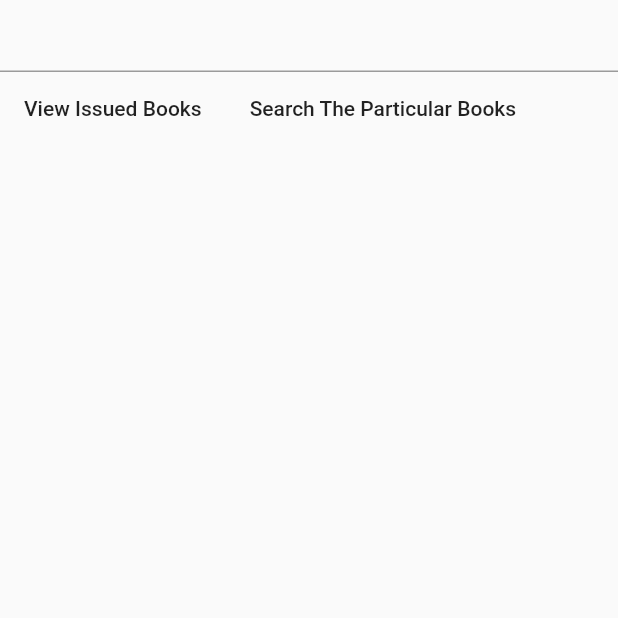
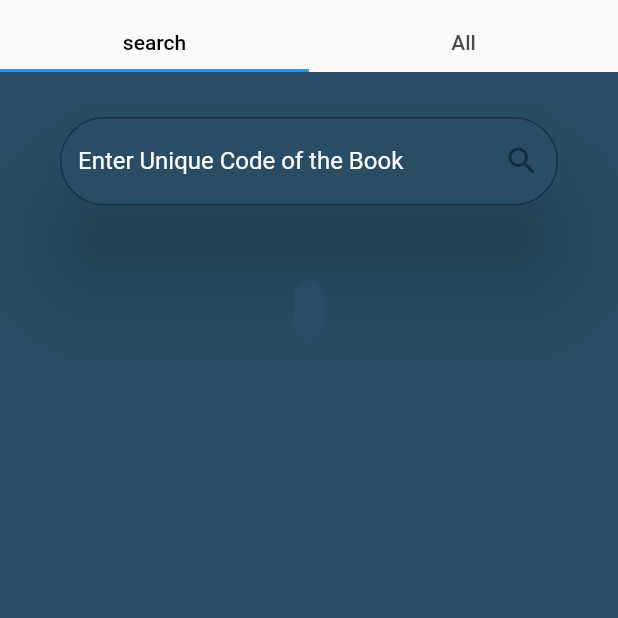
Before and after one commit to Im-gkira/library_management_system, a Flutter app: the IssuedBooks screen opened by its route, on a phone screen of 412 x 824 dp, the top half of it. Run offline on Flutter 3.47's test engine with Material 2 defaults, Android fonts, the phone set to English and light mode, and no system bars; our stand-ins replace auto_size_text, bottom_navy_bar, cloud_firestore, firebase_auth, firebase_core, google_fonts; missing offline and left inert: drawing_animation; accounts and stored records are empty; Roboto replaces fonts that are missing (Poppins).

Commit message:
TabBar and issued book screen(search screen only)

```diff
--- a/lib/Screens/issued_books_screen.dart
+++ b/lib/Screens/issued_books_screen.dart
@@ -1,6 +1,8 @@
 import 'package:flutter/material.dart';
 import 'package:cloud_firestore/cloud_firestore.dart';
+import 'package:google_fonts/google_fonts.dart';
 import 'package:library_management_system/components/issued_book_widget.dart';
+import 'package:flutter/services.dart';
 
 // This Class removes the books that are returned.
 class IssuedBooks extends StatefulWidget {
@@ -10,7 +12,6 @@ class IssuedBooks extends StatefulWidget {
 }
 
 class _IssuedBooksState extends State<IssuedBooks> {
-
   // _firestore is the Firebase Firestore instance.
   // issuedBookWidgetList stores the widget for each issued book dsiplayed.
   // enteredCode is the unique code of the book to be returned.
@@ -23,12 +24,18 @@ class _IssuedBooksState extends State<IssuedBooks> {
   // The list is emptied in the beginning.
   // The data is sorted in accordance to the due date to show the whose date is near on the top.
   void viewIssuedBooks() async {
-    var bookData = await _firestore.collection('issued books').orderBy('Due Date').get();
+    var bookData =
+        await _firestore.collection('issued books').orderBy('Due Date').get();
     setState(() {
       issuedBookWidgetList = [];
-      for(var apps in bookData.docs){
+      for (var apps in bookData.docs) {
         var issuedBookContent = apps.data();
-        issuedBookWidgetList.add(IssuedBookWidget(issuedBookContent: issuedBookContent,viewIssuedBooks: viewIssuedBooks,),);
+        issuedBookWidgetList.add(
+          IssuedBookWidget(
+            issuedBookContent: issuedBookContent,
+            viewIssuedBooks: viewIssuedBooks,
+          ),
+        );
       }
     });
   }
@@ -36,44 +43,149 @@ class _IssuedBooksState extends State<IssuedBooks> {
   // This function display the issued book whose unique code is entered if such book exists.
   // The function adds the book widget to the list after it is emptied.
   void viewEnteredBook() async {
+    try{
       var bookData = await _firestore.collection('issued books').doc(enteredCode).get();
+      if(bookData.data() == null){
+        print('Book Not Found');
+      }
+      else{
         setState(() {
           issuedBookWidgetList = [];
           issuedBookWidgetList.add(IssuedBookWidget(issuedBookContent: bookData,viewIssuedBooks: viewEnteredBook,),);
         });
       }
+    }catch(e){
+      print(e);
+    }
+  }
+
+  int _currentIndex = 0;
+  PageController _pageController;
+
+  @override
+  void initState() {
+    SystemChrome.setEnabledSystemUIOverlays([SystemUiOverlay.bottom]);
+    super.initState();
+    _pageController = PageController();
+  }
+
+  @override
+  void dispose() {
+    _pageController.dispose();
+    super.dispose();
+  }
 
   @override
   Widget build(BuildContext context) {
-    return Scaffold(
-      body: Container(
+    return DefaultTabController(
+      length: 2,
+      child: Scaffold(
+          appBar: TabBar(
+            labelPadding: EdgeInsets.only(top: 10.0),
+            labelColor: Colors.black,
+            tabs: [
+              Tab(text: 'search'),
+              Tab(text: 'All'),
+            ],
+          ),
+          body: TabBarView(
+            children: [
+              Container(
+                decoration: BoxDecoration(
+                    gradient: LinearGradient(
+                        begin: Alignment.centerRight,
+                        end: Alignment.bottomLeft,
+                        colors: [
+                      Color(0Xff294D64),
+                      Color(0Xff294D64),
+                    ])),
                 child: Column(
                   children: [
-            TextField(
-              onChanged: (value){
+                    Card(
+                      shape: RoundedRectangleBorder(borderRadius: BorderRadius.circular(35.0)),
+                      margin:
+                          EdgeInsets.symmetric(horizontal: 40.0, vertical: 30.0),
+                      elevation: 26.0,
+                      shadowColor: Colors.black,
+                      color: Color(0Xff294D64),
+                      child: TextFormField(
+                        onChanged: (value) {
                           enteredCode = value;
                         },
+                        validator: (val) {
+                          if (val.length == 0) {
+                            return "Please type the code of the book";
+                          } else {
+                            return null;
+                          }
+                        },
+
+                        keyboardType: TextInputType.number,
+                        style: new TextStyle(
+                          fontFamily: "Poppins",
+                          color: Colors.white,
                         ),
-            Row(
+                        decoration: InputDecoration(
+                          suffixIcon: IconButton(icon: Icon(Icons.search),onPressed: viewEnteredBook),
+                          labelText: "Enter Unique Code of the Book",
+                          labelStyle: TextStyle(
+                            color: Colors.white,
+                          ),
+                          fillColor: Colors.white,
+                          border: OutlineInputBorder(
+                            borderRadius:  BorderRadius.circular(35.0),
+                            borderSide: BorderSide(),
+                          ),
+                        ),
+                      ),
+                    ),
+                    Card(
+                      shape: RoundedRectangleBorder(borderRadius: BorderRadius.circular(35.0)),
+                      margin:
+                      EdgeInsets.symmetric(horizontal: 40.0, vertical: 20.0),
+                      elevation: issuedBookWidgetList.length==0?0:26.0,
+                      shadowColor: Colors.black,
+                      color: Color(0Xff294D64),
+                      child: SingleChildScrollView(
+                        child: Padding(
+                          padding: const EdgeInsets.symmetric(vertical: 20.0,horizontal: 10.0),
+                          child: DefaultTextStyle(
+                            style: GoogleFonts.montserrat(
+                              textStyle: TextStyle(
+                                color: Colors.white,
+                                fontSize: 16.0,
+                                fontWeight: FontWeight.normal,
+                                letterSpacing: 1.6,
+                              )
+                            ),
+                            child: Builder(
+                            builder: (context){
+                              return Column(
+                                children: issuedBookWidgetList,
+                              );},
+                            ),
+                          ),
+                        ),
+                      ),
+                    ),
+                  ],
+                ),
+
+              ),
+              Container(
+                child: Column(
+                  crossAxisAlignment: CrossAxisAlignment.stretch,
+                  mainAxisAlignment: MainAxisAlignment.center,
                   children: [
                     FlatButton(
                       child: Text('View Issued Books'),
                       onPressed: viewIssuedBooks,
                     ),
-                FlatButton(
-                  child: Text('Search The Particular Books'),
-                  onPressed: viewEnteredBook,
-                ),
-              ],
-            ),
-            Expanded(
-              child: ListView(
-                children: issuedBookWidgetList,
-              ),
-            )
                   ],
                 ),
               ),
+            ],
+          )),
     );
   }
 }
```
Lines whose indentation alone changed are shown as unchanged.
